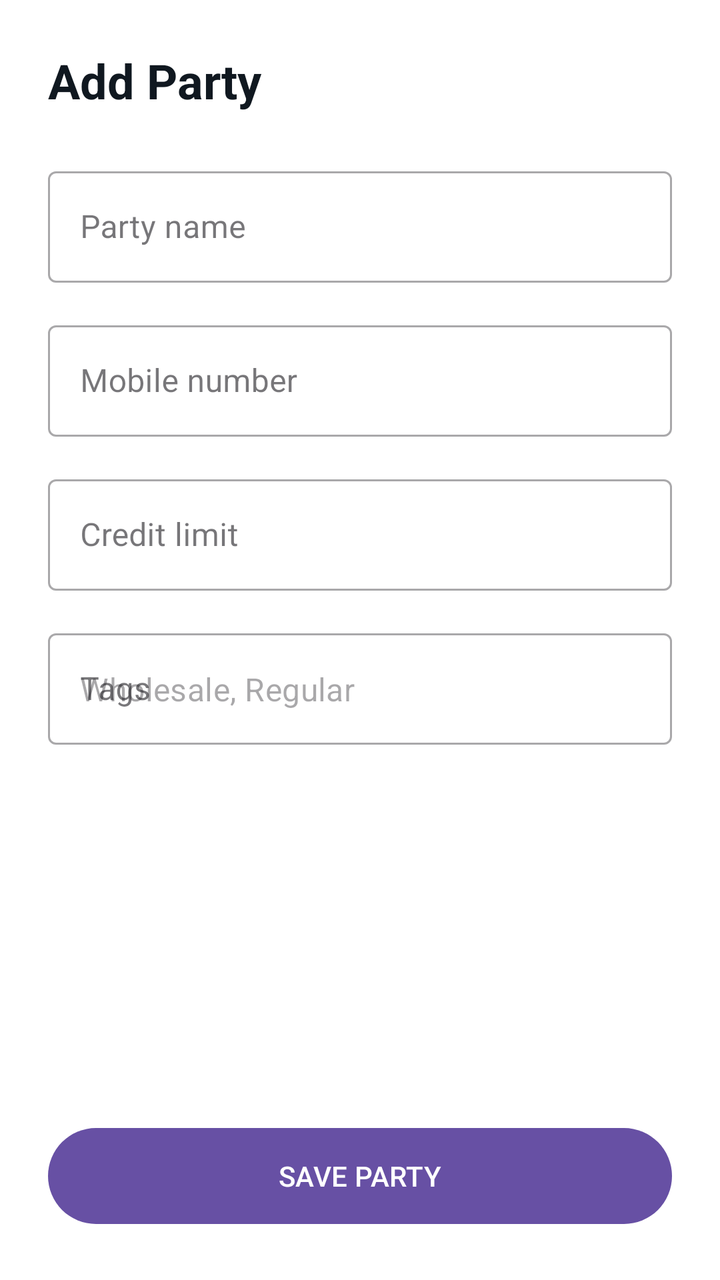
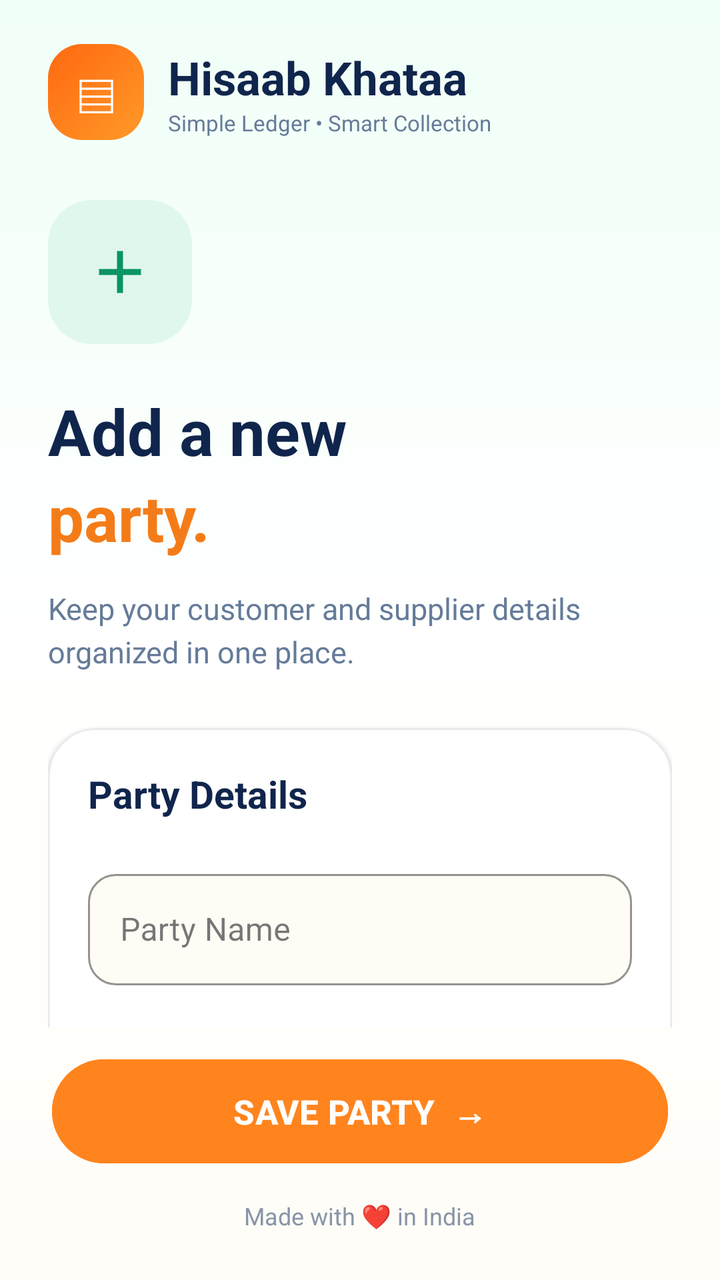

Screens rendered from an Android XML layout before and after an edit, with the pre-edit source and the edit as a unified diff.
<!-- AndroidManifest.xml: application theme Theme.HisaabKhataa -->
<!-- res/layout/fragment_party_editor.xml -->
<?xml version="1.0" encoding="utf-8"?>
<androidx.constraintlayout.widget.ConstraintLayout xmlns:android="http://schemas.android.com/apk/res/android"
    xmlns:app="http://schemas.android.com/apk/res-auto"
    android:layout_width="match_parent"
    android:layout_height="match_parent"
    android:padding="24dp">

    <TextView
        android:id="@+id/editor_title"
        android:layout_width="match_parent"
        android:layout_height="wrap_content"
        android:text="Add Party"
        android:textColor="@color/ink"
        android:textSize="24sp"
        android:textStyle="bold"
        app:layout_constraintTop_toTopOf="parent" />

    <ScrollView
        android:layout_width="match_parent"
        android:layout_height="0dp"
        android:layout_marginTop="24dp"
        android:layout_marginBottom="16dp"
        app:layout_constraintBottom_toTopOf="@id/btn_save"
        app:layout_constraintTop_toBottomOf="@id/editor_title">

        <LinearLayout
            android:layout_width="match_parent"
            android:layout_height="wrap_content"
            android:orientation="vertical">

            <com.google.android.material.textfield.TextInputLayout
                style="@style/Widget.MaterialComponents.TextInputLayout.OutlinedBox"
                android:layout_width="match_parent"
                android:layout_height="wrap_content"
                android:hint="Party name">
                <com.google.android.material.textfield.TextInputEditText
                    android:id="@+id/et_name"
                    android:layout_width="match_parent"
                    android:layout_height="wrap_content"
                    android:inputType="textPersonName" />
            </com.google.android.material.textfield.TextInputLayout>

            <com.google.android.material.textfield.TextInputLayout
                style="@style/Widget.MaterialComponents.TextInputLayout.OutlinedBox"
                android:layout_width="match_parent"
                android:layout_height="wrap_content"
                android:layout_marginTop="16dp"
                android:hint="Mobile number">
                <com.google.android.material.textfield.TextInputEditText
                    android:id="@+id/et_phone"
                    android:layout_width="match_parent"
                    android:layout_height="wrap_content"
                    android:inputType="phone" />
            </com.google.android.material.textfield.TextInputLayout>

            <com.google.android.material.textfield.TextInputLayout
                style="@style/Widget.MaterialComponents.TextInputLayout.OutlinedBox"
                android:layout_width="match_parent"
                android:layout_height="wrap_content"
                android:layout_marginTop="16dp"
                android:hint="Credit limit"
                app:prefixText="Rs. ">
                <com.google.android.material.textfield.TextInputEditText
                    android:id="@+id/et_credit_limit"
                    android:layout_width="match_parent"
                    android:layout_height="wrap_content"
                    android:inputType="number" />
            </com.google.android.material.textfield.TextInputLayout>

            <com.google.android.material.textfield.TextInputLayout
                style="@style/Widget.MaterialComponents.TextInputLayout.OutlinedBox"
                android:layout_width="match_parent"
                android:layout_height="wrap_content"
                android:layout_marginTop="16dp"
                android:hint="Tags">
                <com.google.android.material.textfield.TextInputEditText
                    android:id="@+id/et_tags"
                    android:layout_width="match_parent"
                    android:layout_height="wrap_content"
                    android:hint="Wholesale, Regular"
                    android:inputType="text" />
            </com.google.android.material.textfield.TextInputLayout>

        </LinearLayout>
    </ScrollView>

    <Button
        android:id="@+id/btn_save"
        android:layout_width="match_parent"
        android:layout_height="56dp"
        android:text="SAVE PARTY"
        app:layout_constraintBottom_toBottomOf="parent" />

</androidx.constraintlayout.widget.ConstraintLayout>
<!-- resources referenced by this layout -->
<resources>
  <color name="ink">#101820</color>
  <style name="Theme.HisaabKhataa" parent="Theme.Material3.DayNight.NoActionBar">
          <item name="android:statusBarColor">@android:color/transparent</item>
          <item name="android:navigationBarColor">@android:color/transparent</item>
          <item name="android:windowLightStatusBar">true</item>
          <item name="android:windowLightNavigationBar">true</item>
          <item name="android:windowBackground">@android:color/white</item>
      </style>
</resources>

<!-- the commit's change to res/layout/fragment_party_editor.xml (unified diff, before → after) -->
@@ -1,94 +1,325 @@
 <?xml version="1.0" encoding="utf-8"?>
-<androidx.constraintlayout.widget.ConstraintLayout xmlns:android="http://schemas.android.com/apk/res/android"
+<androidx.constraintlayout.widget.ConstraintLayout
+    xmlns:android="http://schemas.android.com/apk/res/android"
     xmlns:app="http://schemas.android.com/apk/res-auto"
     android:layout_width="match_parent"
     android:layout_height="match_parent"
-    android:padding="24dp">
-
-    <TextView
-        android:id="@+id/editor_title"
-        android:layout_width="match_parent"
+    android:background="@drawable/bg_splash_light"
+    android:fitsSystemWindows="true">
+
+    
+    <LinearLayout
+        android:id="@+id/header"
+        android:layout_width="0dp"
         android:layout_height="wrap_content"
-        android:text="Add Party"
-        android:textColor="@color/ink"
-        android:textSize="24sp"
-        android:textStyle="bold"
-        app:layout_constraintTop_toTopOf="parent" />
-
+        android:layout_marginTop="22dp"
+        android:paddingHorizontal="24dp"
+        android:gravity="center_vertical"
+        android:orientation="horizontal"
+        app:layout_constraintTop_toTopOf="parent"
+        app:layout_constraintStart_toStartOf="parent"
+        app:layout_constraintEnd_toEndOf="parent">
+
+        <TextView
+            android:layout_width="48dp"
+            android:layout_height="48dp"
+            android:background="@drawable/bg_logo_orange"
+            android:gravity="center"
+            android:text="▤"
+            android:textSize="28sp"
+            android:textColor="#FFFFFF" />
+
+        <LinearLayout
+            android:layout_width="wrap_content"
+            android:layout_height="wrap_content"
+            android:layout_marginStart="12dp"
+            android:orientation="vertical">
+
+            <TextView
+                android:layout_width="wrap_content"
+                android:layout_height="wrap_content"
+                android:text="Hisaab Khataa"
+                android:textColor="#10254C"
+                android:textSize="23sp"
+                android:textStyle="bold" />
+
+            <TextView
+                android:layout_width="wrap_content"
+                android:layout_height="wrap_content"
+                android:text="Simple Ledger • Smart Collection"
+                android:textColor="#657B99"
+                android:textSize="11sp" />
+        </LinearLayout>
+    </LinearLayout>
+
+    
     <ScrollView
-        android:layout_width="match_parent"
+        android:id="@+id/form_scroll"
+        android:layout_width="0dp"
         android:layout_height="0dp"
-        android:layout_marginTop="24dp"
-        android:layout_marginBottom="16dp"
-        app:layout_constraintBottom_toTopOf="@id/btn_save"
-        app:layout_constraintTop_toBottomOf="@id/editor_title">
+        android:fillViewport="false"
+        android:clipToPadding="false"
+        android:scrollbars="none"
+        app:layout_constraintTop_toBottomOf="@id/header"
+        app:layout_constraintBottom_toTopOf="@id/bottom_section"
+        app:layout_constraintStart_toStartOf="parent"
+        app:layout_constraintEnd_toEndOf="parent">
 
         <LinearLayout
             android:layout_width="match_parent"
             android:layout_height="wrap_content"
+            android:paddingHorizontal="24dp"
+            android:paddingTop="30dp"
+            android:paddingBottom="24dp"
             android:orientation="vertical">
 
-            <com.google.android.material.textfield.TextInputLayout
-                style="@style/Widget.MaterialComponents.TextInputLayout.OutlinedBox"
-                android:layout_width="match_parent"
-                android:layout_height="wrap_content"
-                android:hint="Party name">
-                <com.google.android.material.textfield.TextInputEditText
-                    android:id="@+id/et_name"
+            
+            <FrameLayout
+                android:layout_width="72dp"
+                android:layout_height="72dp"
+                android:background="@drawable/bg_login_icon">
+
+                <ImageView
+                    android:layout_width="36dp"
+                    android:layout_height="36dp"
+                    android:layout_gravity="center"
+                    android:src="@drawable/ic_add"
+                    android:contentDescription="Add Party"
+                    app:tint="#0B9466" />
+            </FrameLayout>
+
+            
+            <TextView
+                android:id="@+id/editor_title"
+                android:layout_width="match_parent"
+                android:layout_height="wrap_content"
+                android:layout_marginTop="22dp"
+                android:text="Add a new"
+                android:textSize="32sp"
+                android:textColor="#10254C"
+                android:textStyle="bold" />
+
+            <TextView
+                android:layout_width="match_parent"
+                android:layout_height="wrap_content"
+                android:text="party."
+                android:textSize="32sp"
+                android:textColor="#F47C18"
+                android:textStyle="bold" />
+
+            
+            <TextView
+                android:id="@+id/editor_subtitle"
+                android:layout_width="match_parent"
+                android:layout_height="wrap_content"
+                android:layout_marginTop="14dp"
+                android:text="Keep your customer and supplier details organized in one place."
+                android:textColor="#657B99"
+                android:textSize="15sp"
+                android:lineSpacingExtra="4dp" />
+
+            
+            <com.google.android.material.card.MaterialCardView
+                android:id="@+id/party_details_card"
+                android:layout_width="match_parent"
+                android:layout_height="wrap_content"
+                android:layout_marginTop="28dp"
+                app:cardBackgroundColor="#FFFFFF"
+                app:cardCornerRadius="24dp"
+                app:cardElevation="2dp"
+                app:strokeColor="#E8EBED"
+                app:strokeWidth="1dp">
+
+                <LinearLayout
                     android:layout_width="match_parent"
                     android:layout_height="wrap_content"
-                    android:inputType="textPersonName" />
-            </com.google.android.material.textfield.TextInputLayout>
-
-            <com.google.android.material.textfield.TextInputLayout
-                style="@style/Widget.MaterialComponents.TextInputLayout.OutlinedBox"
-                android:layout_width="match_parent"
-                android:layout_height="wrap_content"
-                android:layout_marginTop="16dp"
-                android:hint="Mobile number">
-                <com.google.android.material.textfield.TextInputEditText
-                    android:id="@+id/et_phone"
-                    android:layout_width="match_parent"
+                    android:padding="20dp"
+                    android:orientation="vertical">
+
+                    
+                    <TextView
+                        android:layout_width="match_parent"
+                        android:layout_height="wrap_content"
+                        android:text="Party Details"
+                        android:textColor="#10254C"
+                        android:textSize="19sp"
+                        android:textStyle="bold" />
+
+                    
+                    <com.google.android.material.textfield.TextInputLayout
+                        android:id="@+id/name_input_layout"
+                        style="@style/Widget.MaterialComponents.TextInputLayout.OutlinedBox"
+                        android:layout_width="match_parent"
+                        android:layout_height="wrap_content"
+                        android:layout_marginTop="22dp"
+                        android:hint="Party Name"
+                        app:boxBackgroundColor="#FFFCF6"
+                        app:boxStrokeColor="#159E72"
+                        app:boxCornerRadiusTopStart="14dp"
+                        app:boxCornerRadiusTopEnd="14dp"
+                        app:boxCornerRadiusBottomStart="14dp"
+                        app:boxCornerRadiusBottomEnd="14dp"
+                        app:hintTextColor="#159E72">
+
+                        <com.google.android.material.textfield.TextInputEditText
+                            android:id="@+id/et_name"
+                            android:layout_width="match_parent"
+                            android:layout_height="wrap_content"
+                            android:inputType="textPersonName|textCapWords"
+                            android:singleLine="true"
+                            android:textColor="#10254C"
+                            android:textSize="16sp" />
+                    </com.google.android.material.textfield.TextInputLayout>
+
+                    
+                    <com.google.android.material.textfield.TextInputLayout
+                        android:id="@+id/phone_input_layout"
+                        style="@style/Widget.MaterialComponents.TextInputLayout.OutlinedBox"
+                        android:layout_width="match_parent"
+                        android:layout_height="wrap_content"
+                        android:layout_marginTop="16dp"
+                        android:hint="Mobile Number"
+                        app:prefixText="+91  "
+                        app:prefixTextColor="#10254C"
+                        app:boxBackgroundColor="#FFFCF6"
+                        app:boxStrokeColor="#159E72"
+                        app:boxCornerRadiusTopStart="14dp"
+                        app:boxCornerRadiusTopEnd="14dp"
+                        app:boxCornerRadiusBottomStart="14dp"
+                        app:boxCornerRadiusBottomEnd="14dp"
+                        app:hintTextColor="#159E72">
+
+                        <com.google.android.material.textfield.TextInputEditText
+                            android:id="@+id/et_phone"
+                            android:layout_width="match_parent"
+                            android:layout_height="wrap_content"
+                            android:inputType="phone"
+                            android:digits="0123456789"
+                            android:maxLength="10"
+                            android:singleLine="true"
+                            android:textColor="#10254C"
+                            android:textSize="16sp" />
+                    </com.google.android.material.textfield.TextInputLayout>
+
+                    
+                    <com.google.android.material.textfield.TextInputLayout
+                        android:id="@+id/credit_input_layout"
+                        style="@style/Widget.MaterialComponents.TextInputLayout.OutlinedBox"
+                        android:layout_width="match_parent"
+                        android:layout_height="wrap_content"
+                        android:layout_marginTop="16dp"
+                        android:hint="Credit Limit"
+                        app:prefixText="₹  "
+                        app:prefixTextColor="#0B9466"
+                        app:boxBackgroundColor="#FFFCF6"
+                        app:boxStrokeColor="#159E72"
+                        app:boxCornerRadiusTopStart="14dp"
+                        app:boxCornerRadiusTopEnd="14dp"
+                        app:boxCornerRadiusBottomStart="14dp"
+                        app:boxCornerRadiusBottomEnd="14dp"
+                        app:hintTextColor="#159E72">
+
+                        <com.google.android.material.textfield.TextInputEditText
+                            android:id="@+id/et_credit_limit"
+                            android:layout_width="match_parent"
+                            android:layout_height="wrap_content"
+                            android:inputType="numberDecimal"
+                            android:singleLine="true"
+                            android:textColor="#10254C"
+                            android:textSize="16sp" />
+                    </com.google.android.material.textfield.TextInputLayout>
+
+                    
+                    <com.google.android.material.textfield.TextInputLayout
+                        android:id="@+id/tags_input_layout"
+                        style="@style/Widget.MaterialComponents.TextInputLayout.OutlinedBox"
+                        android:layout_width="match_parent"
+                        android:layout_height="wrap_content"
+                        android:layout_marginTop="16dp"
+                        android:hint="Tags"
+                        app:boxBackgroundColor="#FFFCF6"
+                        app:boxStrokeColor="#159E72"
+                        app:boxCornerRadiusTopStart="14dp"
+                        app:boxCornerRadiusTopEnd="14dp"
+                        app:boxCornerRadiusBottomStart="14dp"
+                        app:boxCornerRadiusBottomEnd="14dp"
+                        app:hintTextColor="#159E72">
+
+                        <com.google.android.material.textfield.TextInputEditText
+                            android:id="@+id/et_tags"
+                            android:layout_width="match_parent"
+                            android:layout_height="wrap_content"
+                            android:hint="Wholesale, Regular"
+                            android:inputType="textCapWords"
+                            android:singleLine="true"
+                            android:textColor="#10254C"
+                            android:textSize="16sp" />
+                    </com.google.android.material.textfield.TextInputLayout>
+
+                </LinearLayout>
+            </com.google.android.material.card.MaterialCardView>
+
+            
+            <LinearLayout
+                android:layout_width="match_parent"
+                android:layout_height="wrap_content"
+                android:layout_marginTop="22dp"
+                android:gravity="center"
+                android:orientation="horizontal">
+
+                <ImageView
+                    android:layout_width="17dp"
+                    android:layout_height="17dp"
+                    android:src="@drawable/ic_security"
+                    android:contentDescription="Security"
+                    app:tint="#159E72" />
+
+                <TextView
+                    android:layout_width="wrap_content"
                     android:layout_height="wrap_content"
-                    android:inputType="phone" />
-            </com.google.android.material.textfield.TextInputLayout>
-
-            <com.google.android.material.textfield.TextInputLayout
-                style="@style/Widget.MaterialComponents.TextInputLayout.OutlinedBox"
-                android:layout_width="match_parent"
-                android:layout_height="wrap_content"
-                android:layout_marginTop="16dp"
-                android:hint="Credit limit"
-                app:prefixText="Rs. ">
-                <com.google.android.material.textfield.TextInputEditText
-                    android:id="@+id/et_credit_limit"
-                    android:layout_width="match_parent"
-                    android:layout_height="wrap_content"
-                    android:inputType="number" />
-            </com.google.android.material.textfield.TextInputLayout>
-
-            <com.google.android.material.textfield.TextInputLayout
-                style="@style/Widget.MaterialComponents.TextInputLayout.OutlinedBox"
-                android:layout_width="match_parent"
-                android:layout_height="wrap_content"
-                android:layout_marginTop="16dp"
-                android:hint="Tags">
-                <com.google.android.material.textfield.TextInputEditText
-                    android:id="@+id/et_tags"
-                    android:layout_width="match_parent"
-                    android:layout_height="wrap_content"
-                    android:hint="Wholesale, Regular"
-                    android:inputType="text" />
-            </com.google.android.material.textfield.TextInputLayout>
+                    android:layout_marginStart="8dp"
+                    android:text="Your party information stays secure"
+                    android:textColor="#657B99"
+                    android:textSize="12sp" />
+            </LinearLayout>
 
         </LinearLayout>
     </ScrollView>
 
-    <Button
-        android:id="@+id/btn_save"
-        android:layout_width="match_parent"
-        android:layout_height="56dp"
-        android:text="SAVE PARTY"
-        app:layout_constraintBottom_toBottomOf="parent" />
+    
+    <LinearLayout
+        android:id="@+id/bottom_section"
+        android:layout_width="0dp"
+        android:layout_height="wrap_content"
+        android:paddingHorizontal="26dp"
+        android:paddingTop="12dp"
+        android:paddingBottom="24dp"
+        android:orientation="vertical"
+        android:gravity="center"
+        app:layout_constraintBottom_toBottomOf="parent"
+        app:layout_constraintStart_toStartOf="parent"
+        app:layout_constraintEnd_toEndOf="parent">
+
+        <com.google.android.material.button.MaterialButton
+            android:id="@+id/btn_save"
+            android:layout_width="match_parent"
+            android:layout_height="60dp"
+            android:text="SAVE PARTY  →"
+            android:textColor="#FFFFFF"
+            android:textSize="17sp"
+            android:textStyle="bold"
+            android:backgroundTint="#FF841E"
+            app:cornerRadius="30dp"
+            app:elevation="0dp" />
+
+        <TextView
+            android:layout_width="wrap_content"
+            android:layout_height="wrap_content"
+            android:layout_marginTop="14dp"
+            android:text="Made with ❤️ in India"
+            android:textColor="#8895A8"
+            android:textSize="12sp" />
+
+    </LinearLayout>
 
 </androidx.constraintlayout.widget.ConstraintLayout>
<!-- resource entries referenced after the edit -->
@@ -1,6 +1,45 @@
 <!-- resources referenced by this layout -->
 <resources>
-  <color name="ink">#101820</color>
+  <!-- drawable bg_login_icon (drawable) -->
+  <?xml version="1.0" encoding="utf-8"?>
+  <shape xmlns:android="http://schemas.android.com/apk/res/android"
+      android:shape="rectangle">
+  
+      <solid android:color="#E0F8EC" />
+  
+      <corners android:radius="22dp" />
+  
+  </shape>
+  <!-- drawable bg_logo_orange (drawable) -->
+  <?xml version="1.0" encoding="utf-8"?>
+  <shape xmlns:android="http://schemas.android.com/apk/res/android">
+      <gradient
+          android:angle="135"
+          android:startColor="#FF9A28"
+          android:endColor="#FF6810"/>
+      <corners android:radius="17dp"/>
+  </shape>
+  <!-- drawable bg_splash_light (drawable) -->
+  <?xml version="1.0" encoding="utf-8"?>
+  <shape xmlns:android="http://schemas.android.com/apk/res/android">
+      <gradient
+          android:angle="90"
+          android:startColor="#FFFDF7"
+          android:centerColor="#FFFFFF"
+          android:endColor="#F0FFF7"/>
+  </shape>
+  <!-- drawable ic_add (drawable) -->
+  <vector xmlns:android="http://schemas.android.com/apk/res/android" android:width="24dp" android:height="24dp" android:viewportWidth="24" android:viewportHeight="24"><path android:fillColor="#FF000000" android:pathData="M19,13h-6v6h-2v-6H5v-2h6V5h2v6h6v2z" /></vector>
+  <!-- drawable ic_security (drawable) -->
+  <vector xmlns:android="http://schemas.android.com/apk/res/android"
+      android:width="24dp"
+      android:height="24dp"
+      android:viewportWidth="24"
+      android:viewportHeight="24">
+      <path
+          android:fillColor="#FF000000"
+          android:pathData="M12,1L3,5v6c0,5.55 3.84,10.74 9,12 5.16,-1.26 9,-6.45 9,-12V5L12,1zM12,11.99h7c-0.53,4.12 -3.28,7.79 -7,8.94V12H5V6.3l7,-3.11v8.8z" />
+  </vector>
   <style name="Theme.HisaabKhataa" parent="Theme.Material3.DayNight.NoActionBar">
           <item name="android:statusBarColor">@android:color/transparent</item>
           <item name="android:navigationBarColor">@android:color/transparent</item>
